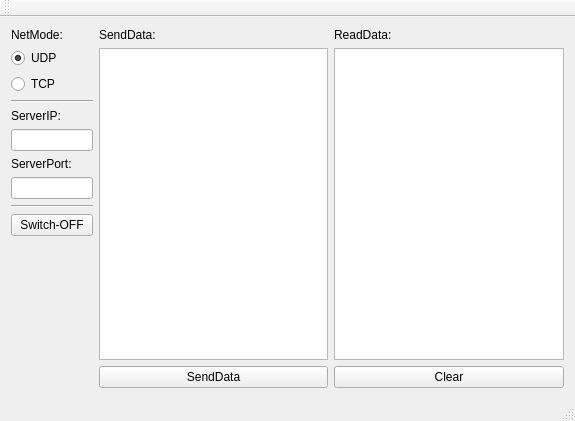
First picture: the form in NetDebug-Client/NetDebug-Client/NetDebugClientWnd.ui, repository It-Why/CUIT-NetDebug, before the edit.
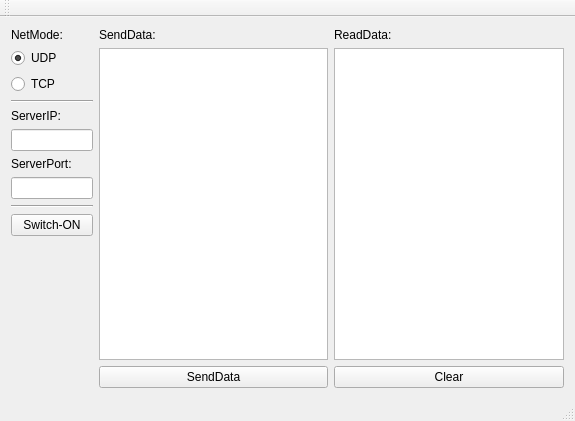
Second picture: the form after the edit.

```diff
--- a/NetDebug-Client/NetDebug-Client/NetDebugClientWnd.ui
+++ b/NetDebug-Client/NetDebug-Client/NetDebugClientWnd.ui
@@ -134,7 +134,7 @@
       <item>
        <widget class="QPushButton" name="pushButton_Switch">
         <property name="text">
-         <string>Switch-OFF</string>
+         <string>Switch-ON</string>
         </property>
        </widget>
       </item>
```
